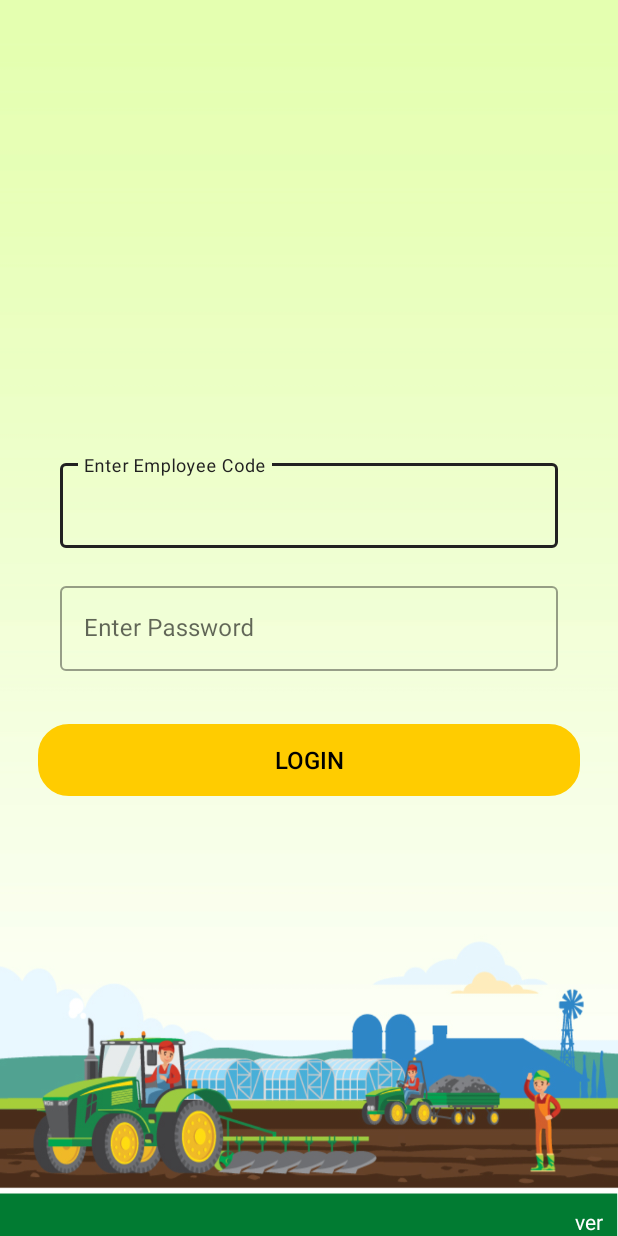
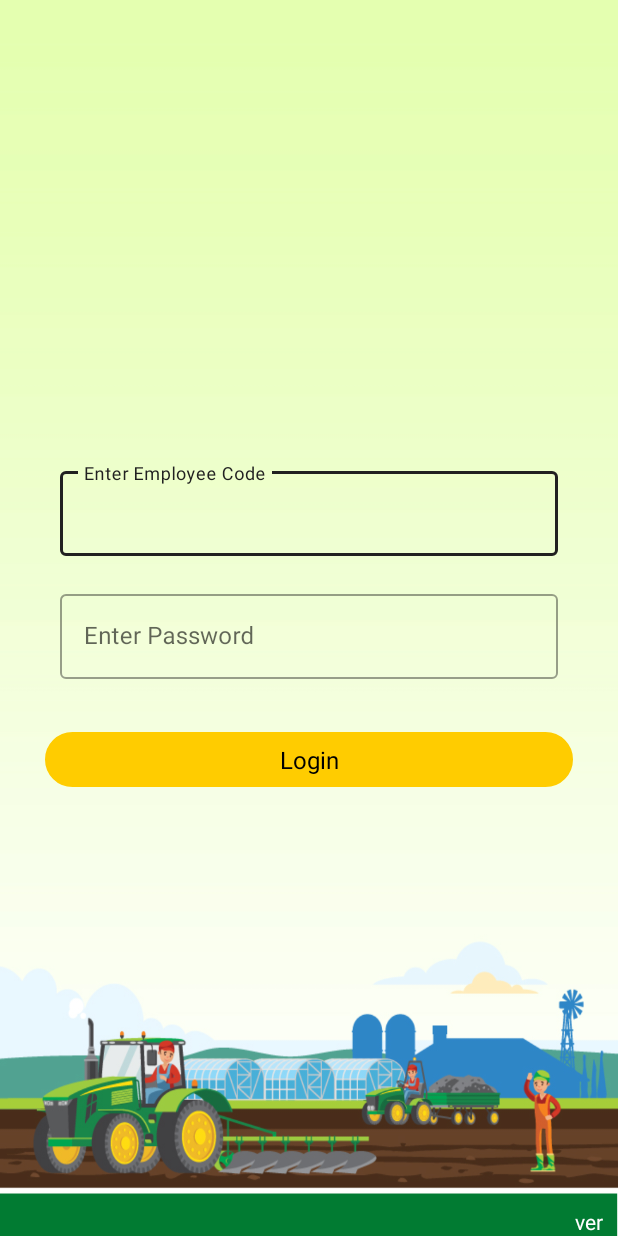
Before and after one commit to AyushSinghSipl/CMR_App, an Android app: the layout activity_login.xml on its own in the app's theme, with its tools: preview values and no code run, on a phone screen of 412 x 824 dp. Run offline under Robolectric (Android 15) with nearby library versions, the phone set to English and light mode, and no system bars; network calls fail.

Commit message:
login crash fix image optimize

```diff
--- a/app/build.gradle
+++ b/app/build.gradle
@@ -9,7 +9,6 @@ plugins {
 apply plugin: 'kotlin-kapt'
 android {
     compileSdkVersion 31
-    buildToolsVersion "30.0.0"
     useLibrary 'org.apache.http.legacy'
 
     defaultConfig {
--- a/app/src/main/java/com/mahyco/cmr_app/view/travel/start_travel/AddEventFragment.kt
+++ b/app/src/main/java/com/mahyco/cmr_app/view/travel/start_travel/AddEventFragment.kt
@@ -528,7 +528,7 @@ class AddEvenFragment() : Fragment() {
         val currentDate = sd.format(Date())
 
         val byteArrayOutputStream = ByteArrayOutputStream()
-        imageBitmap?.compress(Bitmap.CompressFormat.PNG, 100, byteArrayOutputStream)
+        imageBitmap?.compress(Bitmap.CompressFormat.PNG, 70, byteArrayOutputStream)
         val byteArray = byteArrayOutputStream.toByteArray()
         val encoded: String = Base64.encodeToString(byteArray, Base64.DEFAULT)
         val eventId = activityList?.get(binding.spEventtype.selectedItemPosition)?.trId
--- a/app/src/main/java/com/mahyco/cmr_app/view/travel/start_travel/EndTravelFragment.kt
+++ b/app/src/main/java/com/mahyco/cmr_app/view/travel/start_travel/EndTravelFragment.kt
@@ -685,7 +685,7 @@ class EndTravelFragment() : Fragment() {
         val currentDate = sd.format(Date())
 
         val byteArrayOutputStream = ByteArrayOutputStream()
-        imageBitmap?.compress(Bitmap.CompressFormat.PNG, 100, byteArrayOutputStream)
+        imageBitmap?.compress(Bitmap.CompressFormat.PNG, 70, byteArrayOutputStream)
         val byteArray = byteArrayOutputStream.toByteArray()
         val encoded: String = Base64.encodeToString(byteArray, Base64.DEFAULT)
 
--- a/app/src/main/java/com/mahyco/cmr_app/view/travel/start_travel/StartTravelFragment.kt
+++ b/app/src/main/java/com/mahyco/cmr_app/view/travel/start_travel/StartTravelFragment.kt
@@ -617,7 +617,7 @@ class StartTravelFragment(
         val currentDate = sd.format(Date())
 
         val byteArrayOutputStream = ByteArrayOutputStream()
-        imageBitmap?.compress(Bitmap.CompressFormat.PNG, 100, byteArrayOutputStream)
+        imageBitmap?.compress(Bitmap.CompressFormat.PNG, 70, byteArrayOutputStream)
         val byteArray = byteArrayOutputStream.toByteArray()
         val encoded: String = Base64.encodeToString(byteArray, Base64.DEFAULT)
 
--- a/app/src/main/res/layout/activity_login.xml
+++ b/app/src/main/res/layout/activity_login.xml
@@ -101,14 +101,15 @@
             android:layout_height="wrap_content"
             android:layout_gravity="center_horizontal">
 
-            <android.widget.Button
+            <TextView
                 android:id="@+id/btn_login"
                 android:layout_width="match_parent"
                 android:layout_height="wrap_content"
-                android:layout_marginLeft="25dp"
+                android:layout_marginLeft="30dp"
                 android:layout_marginTop="25dp"
-                android:layout_marginRight="25dp"
+                android:layout_marginRight="30dp"
                 android:background="@drawable/border_btn"
+                android:gravity="center"
                 android:padding="@dimen/btn_padding"
                 android:text="@string/login"
                 android:textColor="@color/black"
--- a/build.gradle
+++ b/build.gradle
@@ -7,9 +7,9 @@ buildscript {
         maven { url "https://jitpack.io" }
     }
     dependencies {
-        classpath 'com.android.tools.build:gradle:4.1.2'
+        classpath 'com.android.tools.build:gradle:7.1.1'
         classpath "org.jetbrains.kotlin:kotlin-gradle-plugin:1.6.10"
-        classpath 'com.android.tools.build:gradle:3.6.0-rc01'
+        classpath 'com.android.tools.build:gradle:7.1.1'
             // Add this line
             classpath 'com.google.gms:google-services:4.3.10'
 
--- a/leegality/build.gradle
+++ b/leegality/build.gradle
@@ -5,13 +5,10 @@ plugins {
 
 android {
     compileSdkVersion 30
-    buildToolsVersion "30.0.2"
 
     defaultConfig {
         minSdkVersion 19
         targetSdkVersion 30
-        versionCode 1
-        versionName "1.0"
 
         testInstrumentationRunner "androidx.test.runner.AndroidJUnitRunner"
         consumerProguardFiles "consumer-rules.pro"
```
Also changed, not shown: gradle/wrapper/gradle-wrapper.properties.
